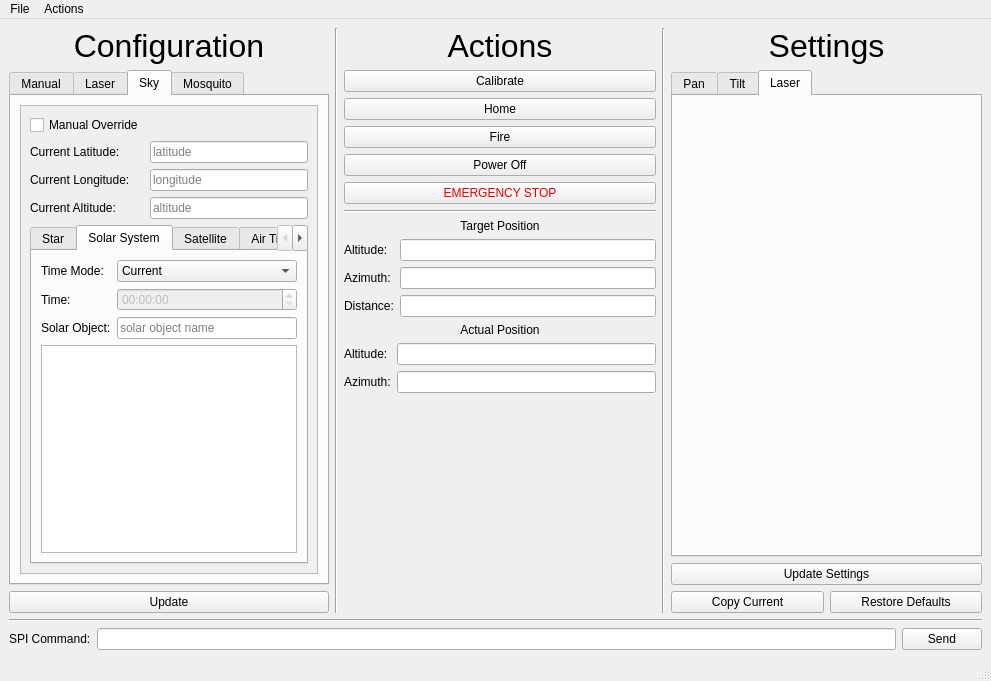
Before: the Qt Designer form Raspberry_Pi/QtUi.ui in Cinbarker/OpenTurret, drawn with Qt 5.
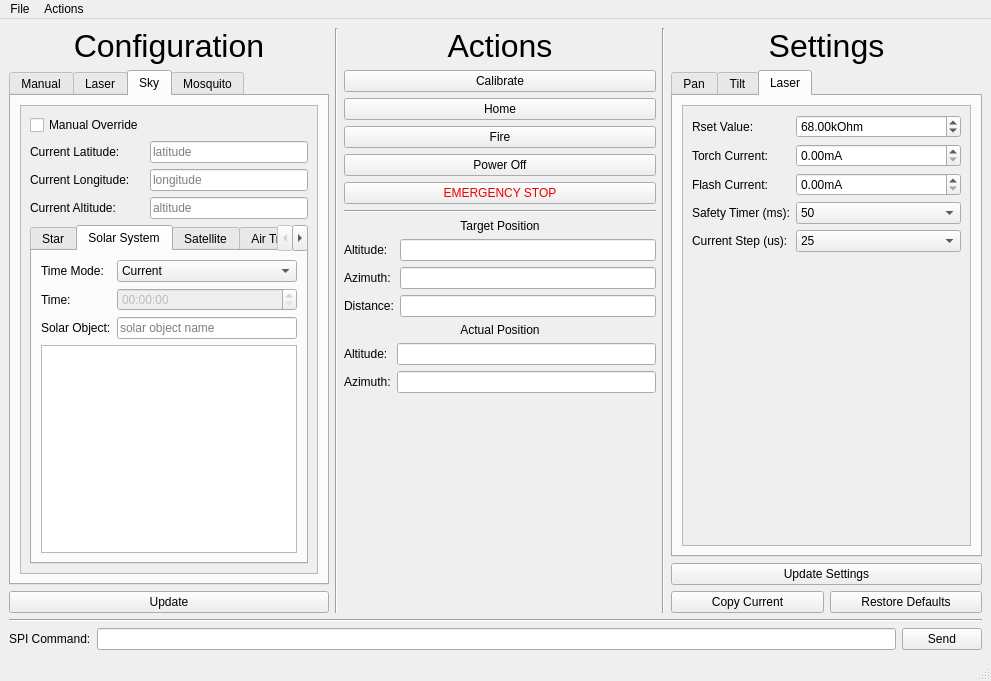
After: the same form once the commit is applied. The open tabs and pages were chosen to show the change.

Patch:
```diff
--- a/Raspberry_Pi/QtUi.ui
+++ b/Raspberry_Pi/QtUi.ui
@@ -1904,6 +1904,221 @@
              <attribute name="title">
               <string>Laser</string>
              </attribute>
+             <layout class="QVBoxLayout" name="verticalLayout_5">
+              <item>
+               <widget class="QScrollArea" name="scrollArea_3">
+                <property name="widgetResizable">
+                 <bool>true</bool>
+                </property>
+                <widget class="QWidget" name="scrollAreaWidgetContents_3">
+                 <property name="geometry">
+                  <rect>
+                   <x>0</x>
+                   <y>0</y>
+                   <width>259</width>
+                   <height>366</height>
+                  </rect>
+                 </property>
+                 <layout class="QFormLayout" name="formLayout_11">
+                  <item row="0" column="0">
+                   <widget class="QLabel" name="label_2">
+                    <property name="text">
+                     <string>Rset Value:</string>
+                    </property>
+                   </widget>
+                  </item>
+                  <item row="0" column="1">
+                   <widget class="QDoubleSpinBox" name="doubleSpinBox_3">
+                    <property name="accelerated">
+                     <bool>true</bool>
+                    </property>
+                    <property name="suffix">
+                     <string>kOhm</string>
+                    </property>
+                    <property name="value">
+                     <double>68.000000000000000</double>
+                    </property>
+                   </widget>
+                  </item>
+                  <item row="1" column="0">
+                   <widget class="QLabel" name="label_65">
+                    <property name="text">
+                     <string>Torch Current:</string>
+                    </property>
+                   </widget>
+                  </item>
+                  <item row="1" column="1">
+                   <widget class="QDoubleSpinBox" name="doubleSpinBox">
+                    <property name="accelerated">
+                     <bool>true</bool>
+                    </property>
+                    <property name="suffix">
+                     <string>mA</string>
+                    </property>
+                    <property name="maximum">
+                     <double>61.729999999999997</double>
+                    </property>
+                    <property name="singleStep">
+                     <double>1.928952000000000</double>
+                    </property>
+                    <property name="value">
+                     <double>0.000000000000000</double>
+                    </property>
+                   </widget>
+                  </item>
+                  <item row="2" column="0">
+                   <widget class="QLabel" name="label_66">
+                    <property name="text">
+                     <string>Flash Current:</string>
+                    </property>
+                   </widget>
+                  </item>
+                  <item row="2" column="1">
+                   <widget class="QDoubleSpinBox" name="doubleSpinBox_2">
+                    <property name="accelerated">
+                     <bool>true</bool>
+                    </property>
+                    <property name="suffix">
+                     <string>mA</string>
+                    </property>
+                    <property name="maximum">
+                     <double>246.909999999999997</double>
+                    </property>
+                    <property name="singleStep">
+                     <double>1.928952000000000</double>
+                    </property>
+                    <property name="value">
+                     <double>0.000000000000000</double>
+                    </property>
+                   </widget>
+                  </item>
+                  <item row="3" column="0">
+                   <widget class="QLabel" name="label_67">
+                    <property name="text">
+                     <string>Safety Timer (ms):</string>
+                    </property>
+                   </widget>
+                  </item>
+                  <item row="3" column="1">
+                   <widget class="QComboBox" name="comboBox">
+                    <item>
+                     <property name="text">
+                      <string>50</string>
+                     </property>
+                    </item>
+                    <item>
+                     <property name="text">
+                      <string>100</string>
+                     </property>
+                    </item>
+                    <item>
+                     <property name="text">
+                      <string>200</string>
+                     </property>
+                    </item>
+                    <item>
+                     <property name="text">
+                      <string>300</string>
+                     </property>
+                    </item>
+                    <item>
+                     <property name="text">
+                      <string>400</string>
+                     </property>
+                    </item>
+                    <item>
+                     <property name="text">
+                      <string>500</string>
+                     </property>
+                    </item>
+                    <item>
+                     <property name="text">
+                      <string>600</string>
+                     </property>
+                    </item>
+                    <item>
+                     <property name="text">
+                      <string>700</string>
+                     </property>
+                    </item>
+                    <item>
+                     <property name="text">
+                      <string>800</string>
+                     </property>
+                    </item>
+                    <item>
+                     <property name="text">
+                      <string>900</string>
+                     </property>
+                    </item>
+                    <item>
+                     <property name="text">
+                      <string>1000</string>
+                     </property>
+                    </item>
+                    <item>
+                     <property name="text">
+                      <string>1100</string>
+                     </property>
+                    </item>
+                    <item>
+                     <property name="text">
+                      <string>1200</string>
+                     </property>
+                    </item>
+                    <item>
+                     <property name="text">
+                      <string>1300</string>
+                     </property>
+                    </item>
+                    <item>
+                     <property name="text">
+                      <string>1400</string>
+                     </property>
+                    </item>
+                    <item>
+                     <property name="text">
+                      <string>3200</string>
+                     </property>
+                    </item>
+                   </widget>
+                  </item>
+                  <item row="4" column="0">
+                   <widget class="QLabel" name="label_68">
+                    <property name="text">
+                     <string>Current Step (us):</string>
+                    </property>
+                   </widget>
+                  </item>
+                  <item row="4" column="1">
+                   <widget class="QComboBox" name="comboBox_2">
+                    <item>
+                     <property name="text">
+                      <string>25</string>
+                     </property>
+                    </item>
+                    <item>
+                     <property name="text">
+                      <string>50</string>
+                     </property>
+                    </item>
+                    <item>
+                     <property name="text">
+                      <string>100</string>
+                     </property>
+                    </item>
+                    <item>
+                     <property name="text">
+                      <string>200</string>
+                     </property>
+                    </item>
+                   </widget>
+                  </item>
+                 </layout>
+                </widget>
+               </widget>
+              </item>
+             </layout>
             </widget>
            </widget>
           </item>
```
Left out of the diff: 4 changed lines with no effect on the pictures.
